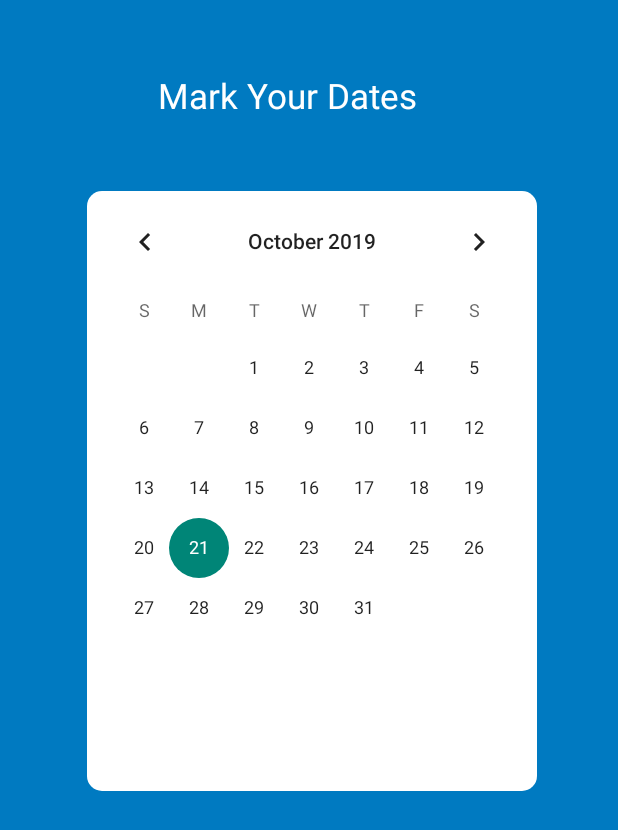
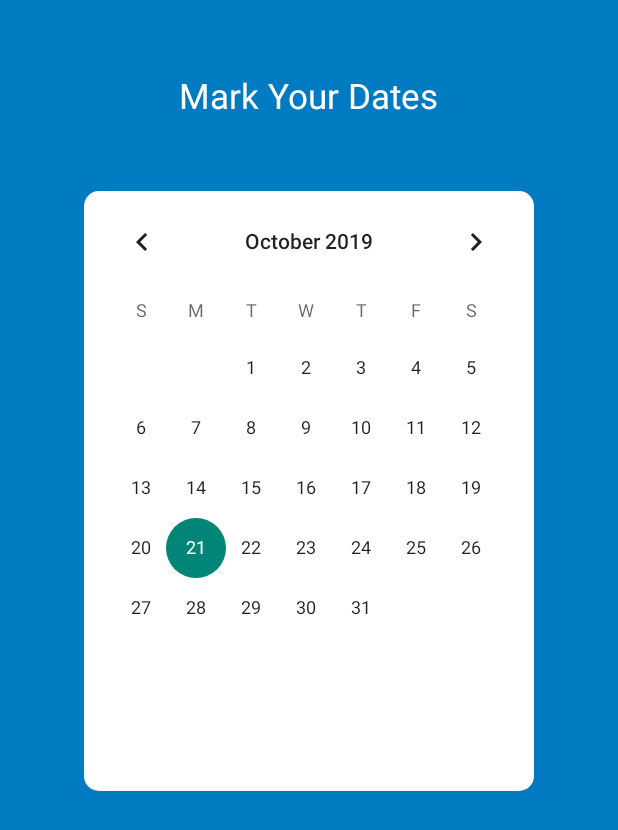
Before and after one commit to infinite1/Journal, an Android app: the screen it shows after launch (CalendarActivity), item 2 of the bottom bar chosen, on a phone screen of 412 x 824 dp. Shown: the top 830 px of the screen. Run offline under Robolectric (Android 15) with nearby library versions, the phone set to English and light mode, and no system bars; our stand-ins replace Firebase (no records; nobody signed in at launch, a user with empty details on screens opened directly).

Commit message:
Add Calendar Center

```diff
--- a/app/src/main/res/layout/calendar.xml
+++ b/app/src/main/res/layout/calendar.xml
@@ -1,8 +1,7 @@
 <?xml version="1.0" encoding="utf-8"?>
 
 
-<LinearLayout
-    xmlns:android="http://schemas.android.com/apk/res/android"
+<LinearLayout xmlns:android="http://schemas.android.com/apk/res/android"
     xmlns:app="http://schemas.android.com/apk/res-auto"
     xmlns:tools="http://schemas.android.com/tools"
     android:layout_width="match_parent"
@@ -15,27 +14,24 @@
         android:id="@+id/myDate"
         android:layout_width="wrap_content"
         android:layout_height="wrap_content"
-
+        android:layout_gravity="center"
+        android:layout_marginTop="48dp"
         android:text="Mark Your Dates"
         android:textAlignment="center"
         android:textColor="#FFF"
-        android:textSize="23sp"
-        android:layout_marginLeft="105dp"
-        android:layout_marginTop="48dp"
-        />
+        android:textSize="23sp" />
 
     <LinearLayout
+        android:layout_width="300dp"
+        android:layout_height="wrap_content"
+        android:layout_gravity="center"
         android:layout_marginTop="48dp"
-        android:background="@drawable/bg_calendar"
-        android:layout_marginLeft="58dp"
-        android:layout_width="300dp"
-        android:layout_height="wrap_content">
+        android:background="@drawable/bg_calendar">
 
         <CalendarView
             android:id="@+id/calendarView"
             android:layout_width="wrap_content"
             android:layout_height="400dp">
-
         </CalendarView>
     </LinearLayout>
 
@@ -52,5 +48,4 @@
     <!--        />-->
 
 
-
 </LinearLayout>
```
Lines whose indentation alone changed are shown as unchanged.
